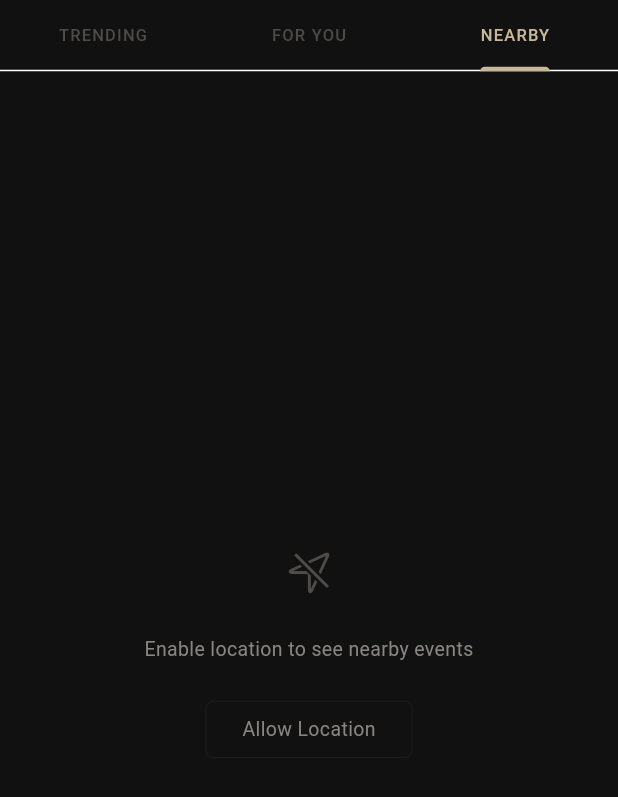
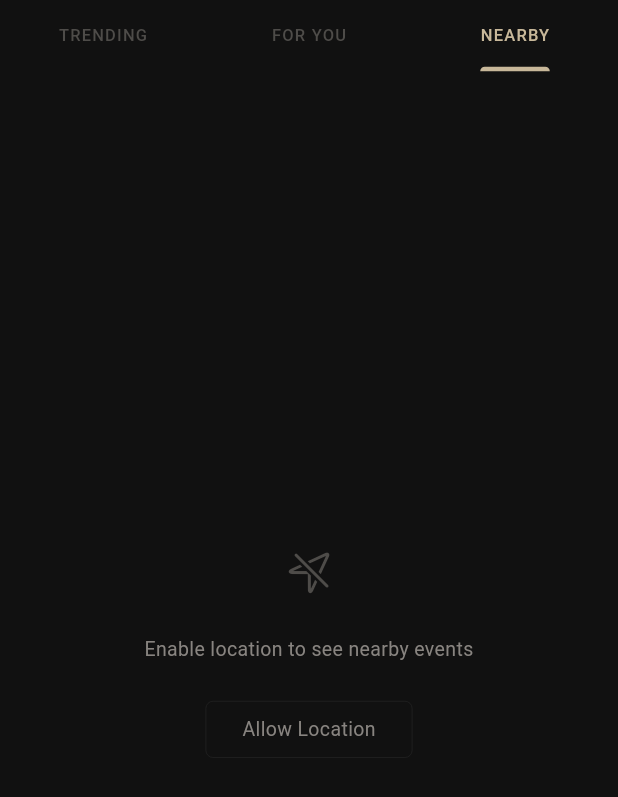
Before and after one commit to OpenTech-Lab/Spot-Mobile, a Flutter app: the DiscoverScreen widget shown alone on an empty page, opened directly with empty values, tab 3 chosen, on a phone screen of 412 x 824 dp. Shown: the top 797 px of the screen. Run offline on Flutter 3.47's test engine with Material 3 defaults, Android fonts, the phone set to English and light mode, and no system bars; our stand-ins replace camera, device_info_plus, flutter_secure_storage, geolocator, image_picker, qr_flutter and 1 more; missing offline and left inert: bip39, pointycastle; accounts and stored records are empty; network calls fail; statements that could not run were skipped.

Commit message:
feat: update minSdkVersion to use flutter configuration and enhance loading indicators with logo in discover and feed screens

```diff
--- a/lib/screens/discover_screen.dart
+++ b/lib/screens/discover_screen.dart
@@ -247,6 +247,7 @@ class _DiscoverScreenState extends State<DiscoverScreen>
       unselectedLabelColor: SpotColors.textTertiary,
       indicatorColor: SpotColors.accent,
       indicatorWeight: 1.5,
+      dividerColor: Colors.transparent,
       labelStyle:
           SpotType.caption.copyWith(letterSpacing: 0.8, fontSize: 11),
       tabs: const [
@@ -262,12 +263,23 @@ class _DiscoverScreenState extends State<DiscoverScreen>
     required String emptyLabel,
   }) {
     if (_isLoading && posts.isEmpty) {
-      return const Center(
-        child: SizedBox(
-          width: 18,
-          height: 18,
-          child: CircularProgressIndicator(
-              color: SpotColors.accent, strokeWidth: 1),
+      return Center(
+        child: Column(
+          mainAxisSize: MainAxisSize.min,
+          children: [
+            Image.asset(
+              'assets/logo_transparent.png',
+              height: 40,
+              fit: BoxFit.contain,
+            ),
+            const SizedBox(height: SpotSpacing.xl),
+            const SizedBox(
+              width: 16,
+              height: 16,
+              child: CircularProgressIndicator(
+                  color: SpotColors.accent, strokeWidth: 1),
+            ),
+          ],
         ),
       );
     }
```
Also changed, not shown: lib/screens/feed_screen.dart (+28 -12 lines), 1 other file.
